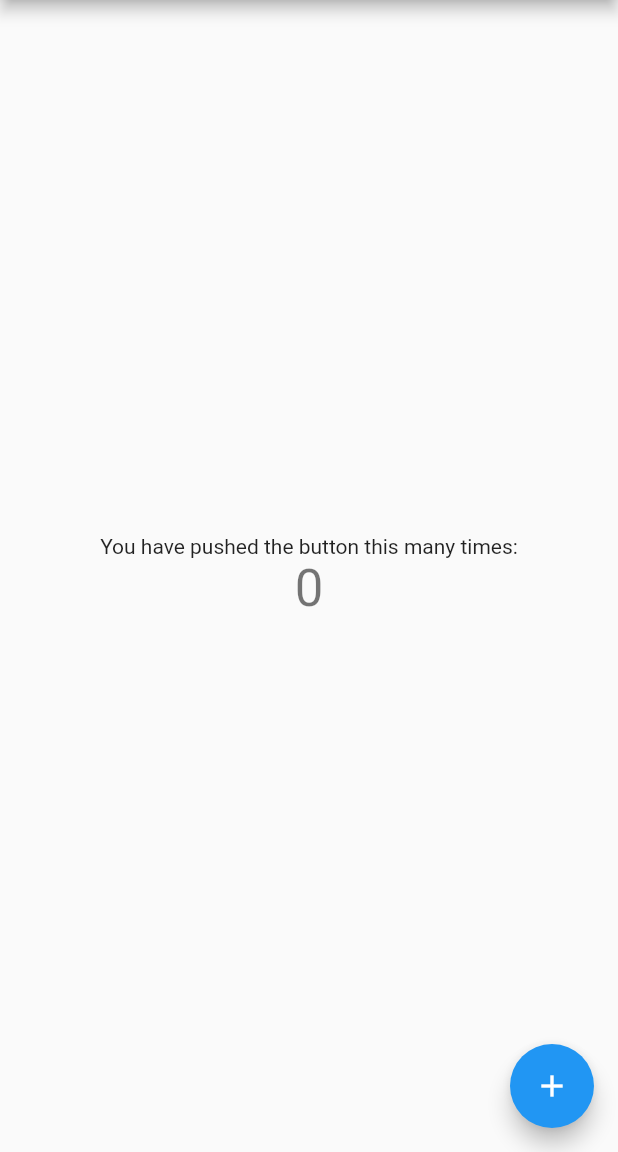
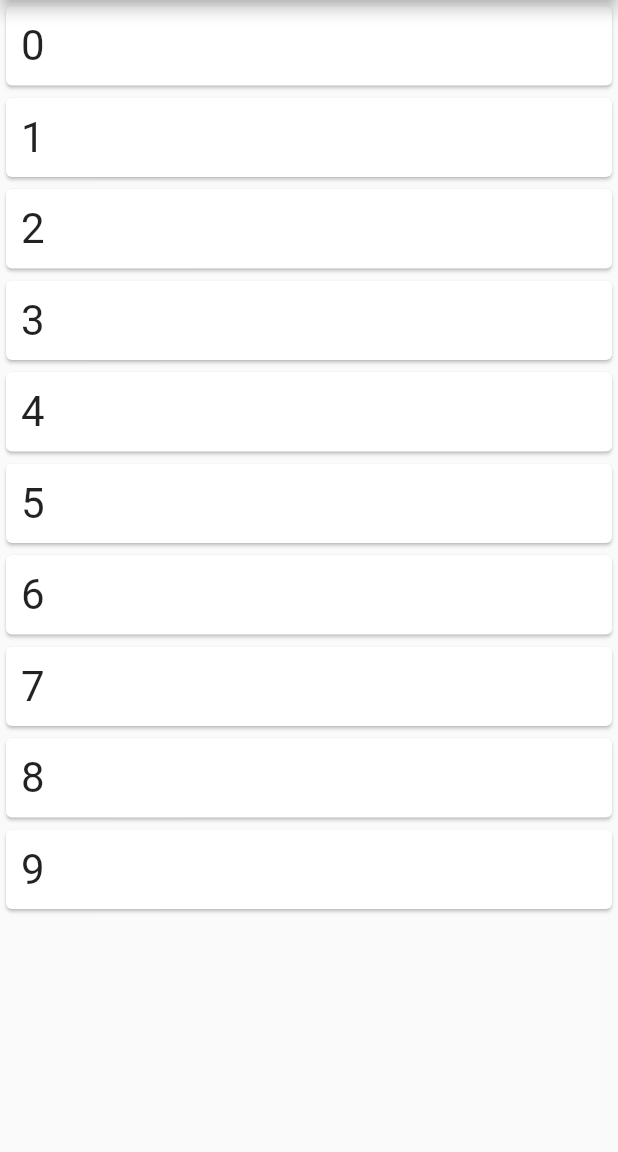
Before and after one commit to maosakana/helloworld, a Flutter app: the screen it shows after launch, on a phone screen of 412 x 824 dp, the part 84-1236 px from its top. Run offline on Flutter 3.47's test engine with Material 2 defaults, Android fonts, the phone set to English and light mode, and no system bars.

```diff
--- a/lib/main.dart
+++ b/lib/main.dart
@@ -26,13 +26,13 @@ class MyApp extends StatelessWidget {
         // closer together (more dense) than on mobile platforms.
         visualDensity: VisualDensity.adaptivePlatformDensity,
       ),
-      home: MyHomePage(title: 'Flutter Demo Home Page'),
+      home: ListState(title: 'Flutter Demo Home Page'),
     );
   }
 }
 
-class MyHomePage extends StatefulWidget {
-  MyHomePage({Key key, this.title}) : super(key: key);
+class ListState extends StatefulWidget {
+  ListState({Key key, this.title}) : super(key: key);
 
   // This widget is the home page of your application. It is stateful, meaning
   // that it has a State object (defined below) that contains fields that affect
@@ -46,22 +46,10 @@ class MyHomePage extends StatefulWidget {
   final String title;
 
   @override
-  _MyHomePageState createState() => _MyHomePageState();
+  _ListState createState() => _ListState();
 }
 
-class _MyHomePageState extends State<MyHomePage> {
-  int _counter = 0;
-
-  void _incrementCounter() {
-    setState(() {
-      // This call to setState tells the Flutter framework that something has
-      // changed in this State, which causes it to rerun the build method below
-      // so that the display can reflect the updated values. If we changed
-      // _counter without calling setState(), then the build method would not be
-      // called again, and so nothing would appear to happen.
-      _counter++;
-    });
-  }
+class _ListState extends State<ListState> {
 
   @override
   Widget build(BuildContext context) {
@@ -73,45 +61,15 @@ class _MyHomePageState extends State<MyHomePage> {
     // than having to individually change instances of widgets.
     return Scaffold(
       appBar: AppBar(
-        // Here we take the value from the MyHomePage object that was created by
-        // the App.build method, and use it to set our appbar title.
-        title: Text(widget.title),
-      ),
-      body: Center(
-        // Center is a layout widget. It takes a single child and positions it
-        // in the middle of the parent.
-        child: Column(
-          // Column is also a layout widget. It takes a list of children and
-          // arranges them vertically. By default, it sizes itself to fit its
-          // children horizontally, and tries to be as tall as its parent.
-          //
-          // Invoke "debug painting" (press "p" in the console, choose the
-          // "Toggle Debug Paint" action from the Flutter Inspector in Android
-          // Studio, or the "Toggle Debug Paint" command in Visual Studio Code)
-          // to see the wireframe for each widget.
-          //
-          // Column has various properties to control how it sizes itself and
-          // how it positions its children. Here we use mainAxisAlignment to
-          // center the children vertically; the main axis here is the vertical
-          // axis because Columns are vertical (the cross axis would be
-          // horizontal).
-          mainAxisAlignment: MainAxisAlignment.center,
-          children: <Widget>[
-            Text(
-              'You have pushed the button this many times:',
-            ),
-            Text(
-              '$_counter',
-              style: Theme.of(context).textTheme.headline4,
-            ),
-          ],
-        ),
-      ),
-      floatingActionButton: FloatingActionButton(
-        onPressed: _incrementCounter,
-        tooltip: 'Increment',
-        child: Icon(Icons.add),
-      ), // This trailing comma makes auto-formatting nicer for build methods.
-    );
+        title: Text(widget.title), ),
+      body: ListView.builder(
+          itemBuilder: (BuildContext context, int index) {
+            return Card(
+              child: Padding(
+                child: Text('$index', style: TextStyle(fontSize:28.0),),
+                padding:  EdgeInsets.all(10.0),),
+              );},
+          itemCount: 10,),
+     );
   }
 }
```
